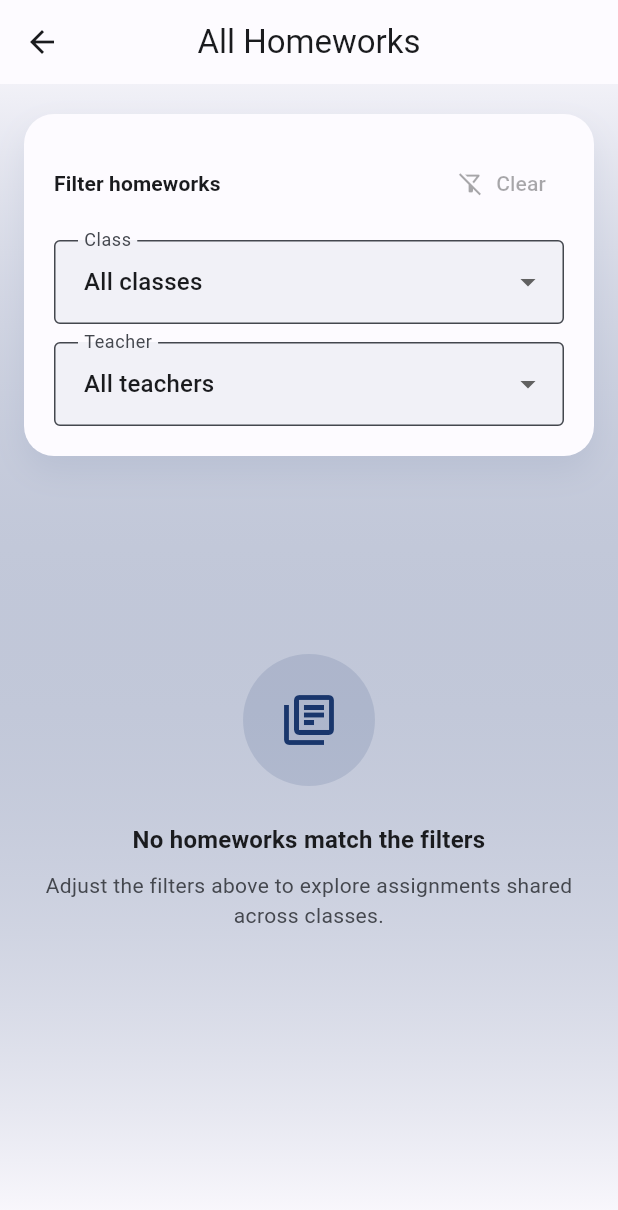
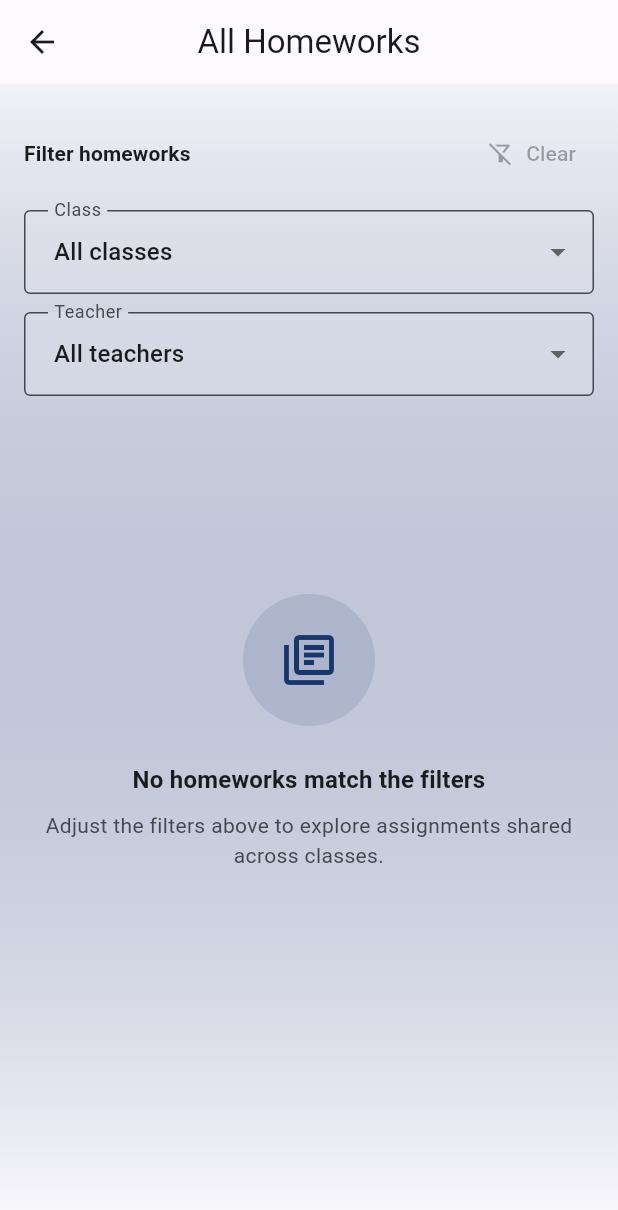
Before and after one commit to MedAmineBaklouti/EduMS-firebase, a Flutter app: the AdminHomeworkListView screen opened by its route, on a phone screen of 412 x 824 dp. Shown: the top 1210 px of the screen. Run offline on Flutter 3.47's test engine with Material 3 defaults, Android fonts, the phone set to English and light mode, and no system bars; our stand-ins replace cloud_firestore, firebase_auth, firebase_core, flutter_dotenv, get, shared_preferences; missing offline and left inert: dart:html; accounts and stored records are empty; statements that could not run were skipped.

Commit message:
Refine homework filters to match announcement styling

```diff
--- a/lib/modules/homework/views/admin_homework_list_view.dart
+++ b/lib/modules/homework/views/admin_homework_list_view.dart
@@ -95,9 +95,7 @@ class _AdminHomeworkFilters extends StatelessWidget {
             final hasTeacherFilter =
                 (controller.teacherFilter.value ?? '').isNotEmpty;
             final hasFilters = hasClassFilter || hasTeacherFilter;
-            return ModuleCard(
-              padding: const EdgeInsets.all(20),
-              child: Column(
+            return Column(
               crossAxisAlignment: CrossAxisAlignment.start,
               children: [
                 Row(
@@ -201,7 +199,6 @@ class _AdminHomeworkFilters extends StatelessWidget {
                   },
                 ),
               ],
-              ),
             );
           });
         },
--- a/lib/modules/homework/views/parent_homework_list_view.dart
+++ b/lib/modules/homework/views/parent_homework_list_view.dart
@@ -115,9 +115,7 @@ class _ParentHomeworkFilters extends StatelessWidget {
             final hasChildFilter = (childFilter ?? '').isNotEmpty;
             final hasStatusFilter = completionFilter != null;
             final hasFilters = hasChildFilter || hasStatusFilter;
-            return ModuleCard(
-              padding: const EdgeInsets.all(20),
-              child: Column(
+            return Column(
               crossAxisAlignment: CrossAxisAlignment.start,
               children: [
                 Row(
@@ -205,7 +203,6 @@ class _ParentHomeworkFilters extends StatelessWidget {
                   onChanged: controller.setCompletionFilter,
                 ),
               ],
-              ),
             );
           });
         },
```
Lines whose indentation alone changed are shown as unchanged.
